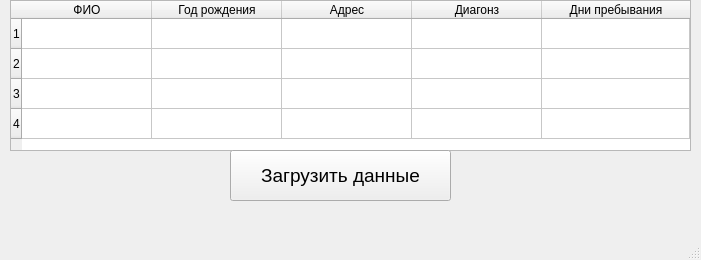
MariaBaranova358/TRPO-Python-16, file hospital_form.ui: the form before one commit.
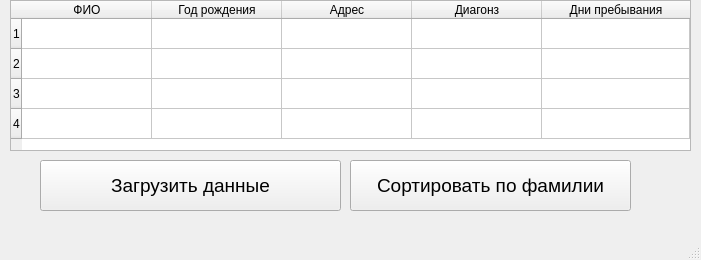
The form after the commit.

Commit message: Версия 2: С кнопкой сортировки

What changed in the file:
```diff
--- a/hospital_form.ui
+++ b/hospital_form.ui
@@ -96,9 +96,9 @@
    <widget class="QPushButton" name="pushButton">
     <property name="geometry">
      <rect>
-      <x>230</x>
-      <y>150</y>
-      <width>221</width>
+      <x>40</x>
+      <y>160</y>
+      <width>301</width>
       <height>51</height>
      </rect>
     </property>
@@ -111,6 +111,24 @@
      <string>Загрузить данные</string>
     </property>
    </widget>
+   <widget class="QPushButton" name="pushButton_2">
+    <property name="geometry">
+     <rect>
+      <x>350</x>
+      <y>160</y>
+      <width>281</width>
+      <height>51</height>
+     </rect>
+    </property>
+    <property name="font">
+     <font>
+      <pointsize>14</pointsize>
+     </font>
+    </property>
+    <property name="text">
+     <string>Сортировать по фамилии</string>
+    </property>
+   </widget>
   </widget>
   <widget class="QMenuBar" name="menubar">
    <property name="geometry">
```
The commit also changes 2 other files.
